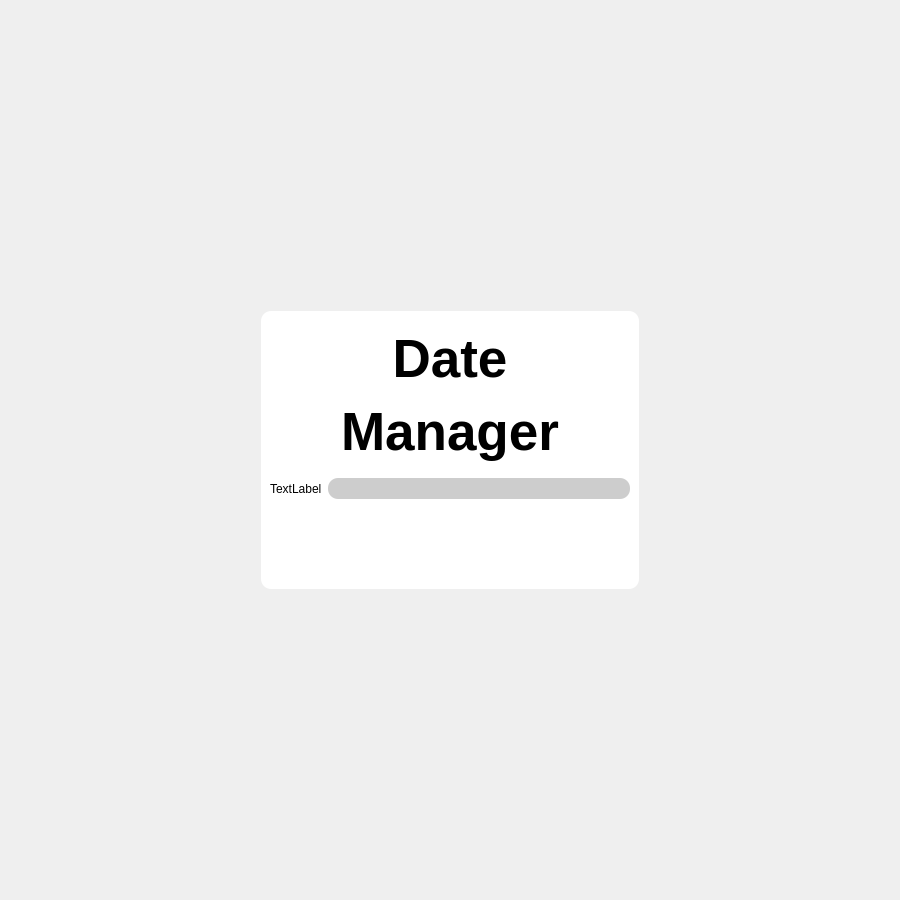
player62/Date-Manger, file forTesting2.ui: the form before one commit.
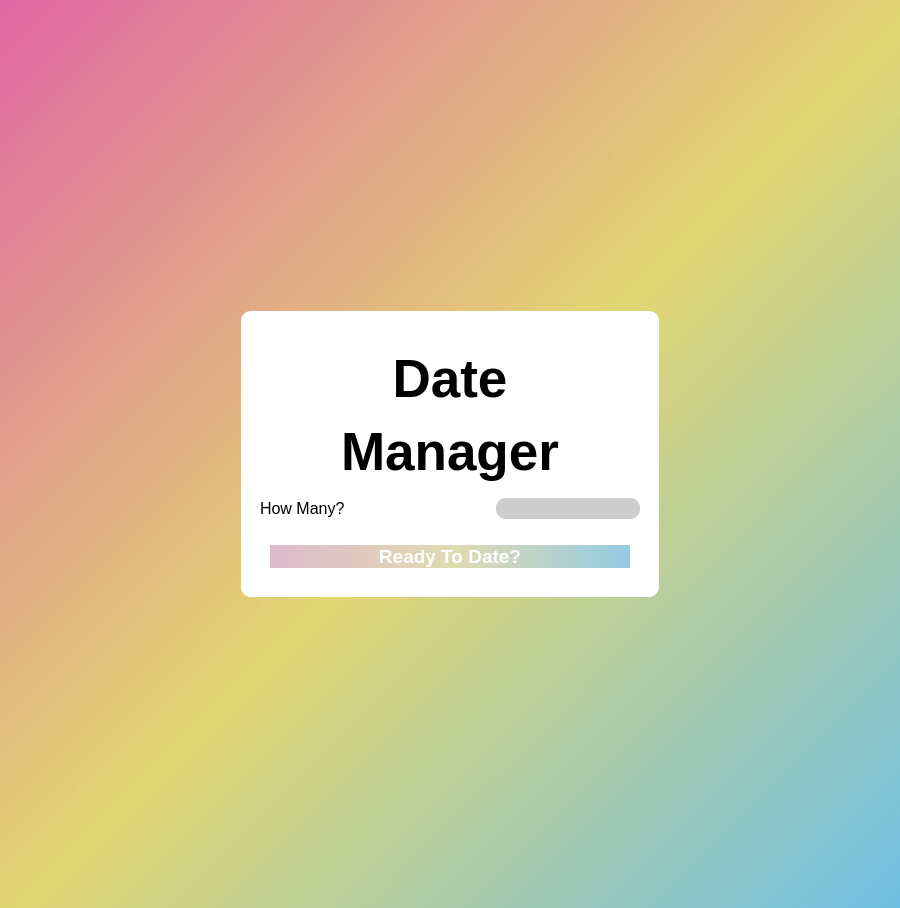
The form after the commit.

Commit message: UI Upgrade_NJW

```diff
--- a/forTesting2.ui
+++ b/forTesting2.ui
@@ -10,20 +10,29 @@
     <height>900</height>
    </rect>
   </property>
+  <property name="sizePolicy">
+   <sizepolicy hsizetype="Maximum" vsizetype="Maximum">
+    <horstretch>0</horstretch>
+    <verstretch>0</verstretch>
+   </sizepolicy>
+  </property>
   <property name="windowTitle">
    <string>Dialog</string>
   </property>
+  <property name="styleSheet">
+   <string notr="true">background-color : qlineargradient(spread:pad, x1:0, y1:0, x2:1, y2:1, stop:0 rgba(223, 95, 159, 200), stop:0.513812 rgba(224, 212, 107, 200), stop:1 rgba(103, 188, 228, 200))</string>
+  </property>
   <layout class="QGridLayout" name="gridLayout_2">
    <item row="0" column="0">
     <layout class="QGridLayout" name="gridLayout">
      <property name="leftMargin">
-      <number>250</number>
+      <number>230</number>
      </property>
      <property name="topMargin">
       <number>300</number>
      </property>
      <property name="rightMargin">
-      <number>250</number>
+      <number>230</number>
      </property>
      <property name="bottomMargin">
       <number>300</number>
@@ -36,8 +45,8 @@
 border-radius : 10px;</string>
        </property>
        <layout class="QGridLayout" name="gridLayout_3">
-        <item row="0" column="0">
-         <layout class="QVBoxLayout" name="verticalLayout" stretch="2,5,5">
+        <item row="1" column="0">
+         <layout class="QVBoxLayout" name="verticalLayout" stretch="0,5,0,5">
           <item>
            <widget class="QWidget" name="widget" native="true">
             <layout class="QGridLayout" name="gridLayout_4">
@@ -62,12 +71,46 @@
           <item>
            <layout class="QHBoxLayout" name="horizontalLayout_6">
             <item>
-             <widget class="QLabel" name="label_2">
+             <spacer name="horizontalSpacer_2">
+              <property name="orientation">
+               <enum>Qt::Horizontal</enum>
+              </property>
+              <property name="sizeType">
+               <enum>QSizePolicy::Fixed</enum>
+              </property>
+              <property name="sizeHint" stdset="0">
+               <size>
+                <width>10</width>
+                <height>20</height>
+               </size>
+              </property>
+             </spacer>
+            </item>
+            <item>
+             <widget class="QLabel" name="HowMany">
+              <property name="styleSheet">
+               <string notr="true">font-family : 'Dosis';
+
+font-size : 12pt;</string>
+              </property>
               <property name="text">
-               <string>TextLabel</string>
+               <string>How Many?</string>
               </property>
              </widget>
             </item>
+            <item>
+             <spacer name="horizontalSpacer">
+              <property name="orientation">
+               <enum>Qt::Horizontal</enum>
+              </property>
+              <property name="sizeHint" stdset="0">
+               <size>
+                <width>40</width>
+                <height>20</height>
+               </size>
+              </property>
+             </spacer>
+            </item>
             <item>
              <widget class="QLineEdit" name="member_num">
               <property name="styleSheet">
@@ -77,15 +120,132 @@
 font-family : 'Dosis';
 font-size : 12pt;</string>
               </property>
+              <property name="alignment">
+               <set>Qt::AlignCenter</set>
+              </property>
              </widget>
             </item>
+            <item>
+             <spacer name="horizontalSpacer_3">
+              <property name="orientation">
+               <enum>Qt::Horizontal</enum>
+              </property>
+              <property name="sizeType">
+               <enum>QSizePolicy::Fixed</enum>
+              </property>
+              <property name="sizeHint" stdset="0">
+               <size>
+                <width>10</width>
+                <height>20</height>
+               </size>
+              </property>
+             </spacer>
+            </item>
            </layout>
           </item>
           <item>
-           <layout class="QHBoxLayout" name="horizontalLayout_5"/>
+           <spacer name="verticalSpacer">
+            <property name="orientation">
+             <enum>Qt::Vertical</enum>
+            </property>
+            <property name="sizeType">
+             <enum>QSizePolicy::Fixed</enum>
+            </property>
+            <property name="sizeHint" stdset="0">
+             <size>
+              <width>20</width>
+              <height>20</height>
+             </size>
+            </property>
+           </spacer>
+          </item>
+          <item>
+           <layout class="QHBoxLayout" name="horizontalLayout_5">
+            <item>
+             <spacer name="horizontalSpacer_4">
+              <property name="orientation">
+               <enum>Qt::Horizontal</enum>
+              </property>
+              <property name="sizeType">
+               <enum>QSizePolicy::Fixed</enum>
+              </property>
+              <property name="sizeHint" stdset="0">
+               <size>
+                <width>20</width>
+                <height>20</height>
+               </size>
+              </property>
+             </spacer>
+            </item>
+            <item>
+             <widget class="QPushButton" name="start_button">
+              <property name="styleSheet">
+               <string notr="true">color : rgb(255, 255, 255);
+background-color : qlineargradient(spread:pad, x1:0, y1:0, x2:1, y2:0, stop:0 rgba(223, 185, 204, 255), stop:0.510989 rgba(224, 219, 177, 255), stop:1 rgba(148, 202, 228, 255));
+
+font-family : 'Dosis';
+font-weight : bold;
+font-size : 14pt;
+
+border-radius : 16px;</string>
+              </property>
+              <property name="text">
+               <string>Ready To Date?</string>
+              </property>
+             </widget>
+            </item>
+            <item>
+             <spacer name="horizontalSpacer_5">
+              <property name="orientation">
+               <enum>Qt::Horizontal</enum>
+              </property>
+              <property name="sizeType">
+               <enum>QSizePolicy::Fixed</enum>
+              </property>
+              <property name="sizeHint" stdset="0">
+               <size>
+                <width>20</width>
+                <height>20</height>
+               </size>
+              </property>
+             </spacer>
+            </item>
+           </layout>
           </item>
          </layout>
         </item>
+        <item row="2" column="0">
+         <spacer name="verticalSpacer_2">
+          <property name="orientation">
+           <enum>Qt::Vertical</enum>
+          </property>
+          <property name="sizeType">
+           <enum>QSizePolicy::Fixed</enum>
+          </property>
+          <property name="sizeHint" stdset="0">
+           <size>
+            <width>20</width>
+            <height>20</height>
+           </size>
+          </property>
+         </spacer>
+        </item>
+        <item row="0" column="0">
+         <spacer name="verticalSpacer_3">
+          <property name="orientation">
+           <enum>Qt::Vertical</enum>
+          </property>
+          <property name="sizeType">
+           <enum>QSizePolicy::Fixed</enum>
+          </property>
+          <property name="sizeHint" stdset="0">
+           <size>
+            <width>20</width>
+            <height>20</height>
+           </size>
+          </property>
+         </spacer>
+        </item>
        </layout>
       </widget>
      </item>
```
Left out of the diff: 2 changed lines with no effect on the pictures. The commit also changes 4 other files.
